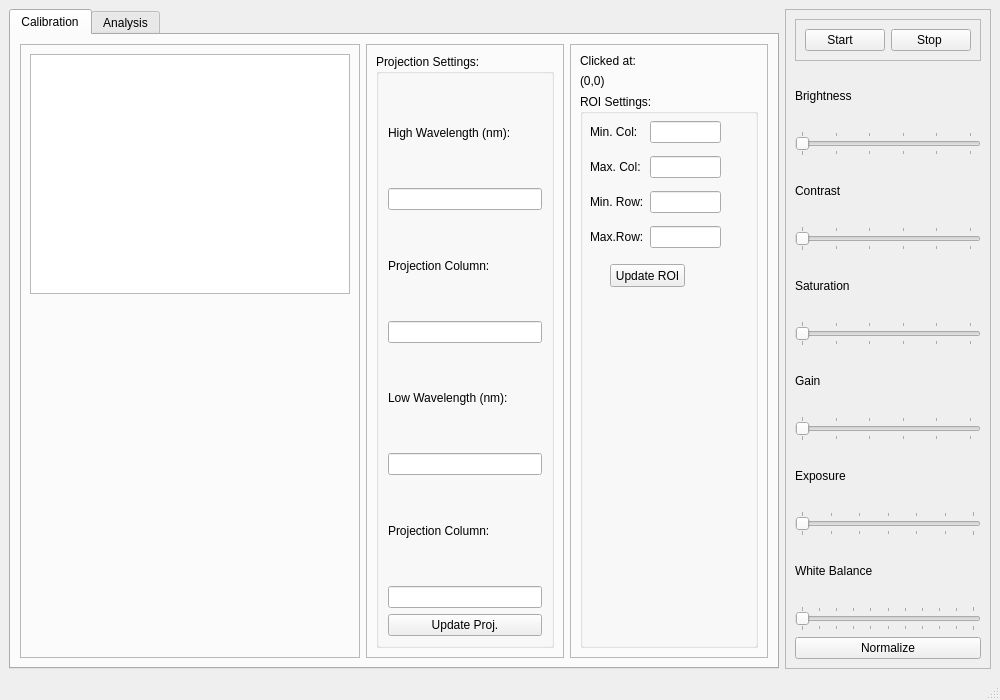
Old version of the form gui_spectver2.ui in the repository n800sau/WebCam-Spectrometer2.
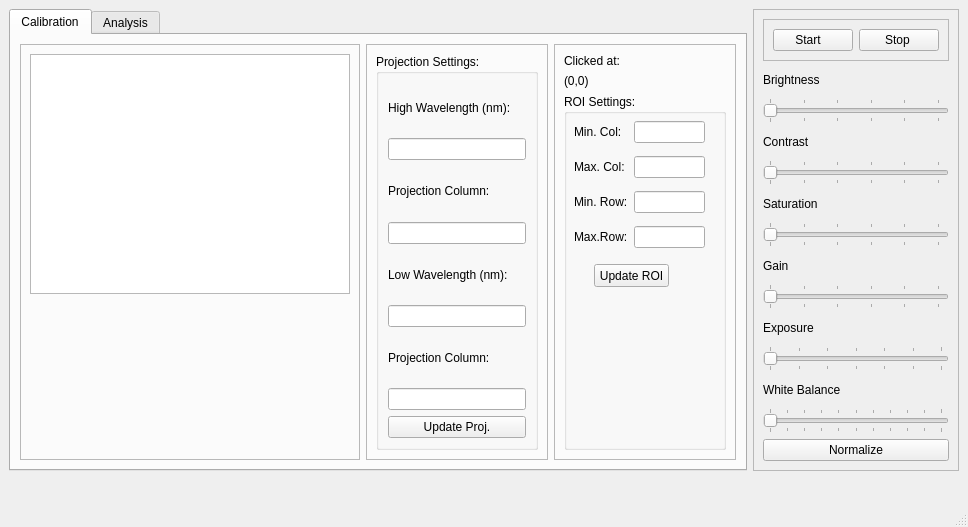
New version of the form. Custom widgets are drawn as their Qt base class.

```diff
--- a/gui_spectver2.ui
+++ b/gui_spectver2.ui
@@ -6,9 +6,21 @@
    <rect>
     <x>0</x>
     <y>0</y>
+    <width>968</width>
+    <height>527</height>
+   </rect>
+  </property>
+  <property name="sizePolicy">
+   <sizepolicy hsizetype="Fixed" vsizetype="Fixed">
+    <horstretch>0</horstretch>
+    <verstretch>0</verstretch>
+   </sizepolicy>
+  </property>
+  <property name="maximumSize">
+   <size>
     <width>1000</width>
     <height>700</height>
-   </rect>
+   </size>
   </property>
   <property name="windowTitle">
    <string>Spectrometer v2.0</string>
@@ -17,6 +29,12 @@
    <enum>QTabWidget::Rounded</enum>
   </property>
   <widget class="QWidget" name="centralwidget">
+   <property name="maximumSize">
+    <size>
+     <width>1000</width>
+     <height>480</height>
+    </size>
+   </property>
    <layout class="QHBoxLayout" name="horizontalLayout_2">
     <item>
      <widget class="QTabWidget" name="tabWidget">
@@ -44,9 +62,9 @@
           </property>
           <layout class="QVBoxLayout" name="verticalLayout_5">
            <item>
-            <widget class="GraphicsView" name="figure3">
+            <widget class="GraphicsView" name="f_ROI">
              <property name="sizePolicy">
-              <sizepolicy hsizetype="Expanding" vsizetype="Expanding">
+              <sizepolicy hsizetype="Fixed" vsizetype="Fixed">
                <horstretch>0</horstretch>
                <verstretch>0</verstretch>
               </sizepolicy>
@@ -54,12 +72,12 @@
              <property name="minimumSize">
               <size>
                <width>320</width>
-               <height>0</height>
+               <height>240</height>
               </size>
              </property>
              <property name="maximumSize">
               <size>
-               <width>16777215</width>
+               <width>320</width>
                <height>240</height>
               </size>
              </property>
@@ -358,6 +376,12 @@
         <verstretch>0</verstretch>
        </sizepolicy>
       </property>
+      <property name="maximumSize">
+       <size>
+        <width>1000</width>
+        <height>480</height>
+       </size>
+      </property>
       <property name="frameShape">
        <enum>QFrame::StyledPanel</enum>
       </property>
@@ -574,7 +598,7 @@
     <rect>
      <x>0</x>
      <y>0</y>
-     <width>1000</width>
+     <width>968</width>
      <height>25</height>
     </rect>
    </property>
```
